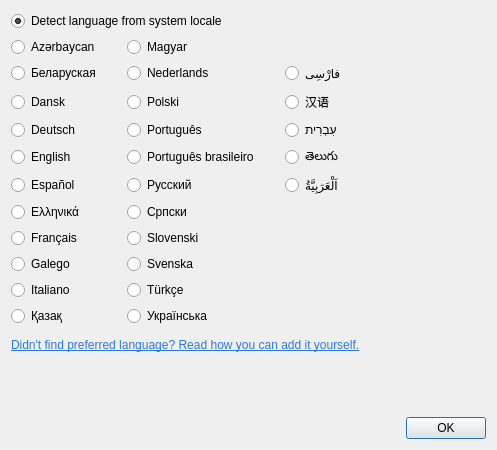
Qt form src/bin/scenarist-desktop/UserInterfaceLayer/Settings/LanguageDialog.ui (dimkanovikov/KITScenarist) before a commit.
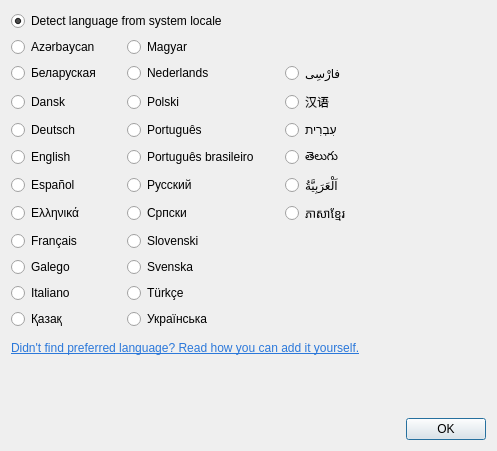
The same form after that commit.

Commit message: Add Cambodian translation

Patch:
```diff
--- a/src/bin/scenarist-desktop/UserInterfaceLayer/Settings/LanguageDialog.ui
+++ b/src/bin/scenarist-desktop/UserInterfaceLayer/Settings/LanguageDialog.ui
@@ -7,7 +7,7 @@
     <x>0</x>
     <y>0</y>
     <width>497</width>
-    <height>450</height>
+    <height>451</height>
    </rect>
   </property>
   <property name="minimumSize">
@@ -296,6 +296,13 @@
      </property>
     </widget>
    </item>
+   <item row="7" column="2">
+    <widget class="QRadioButton" name="cambodian">
+     <property name="text">
+      <string notr="true">ភាសាខ្មែរ</string>
+     </property>
+    </widget>
+   </item>
   </layout>
  </widget>
  <tabstops>
```
The commit also changes 8 other files.
